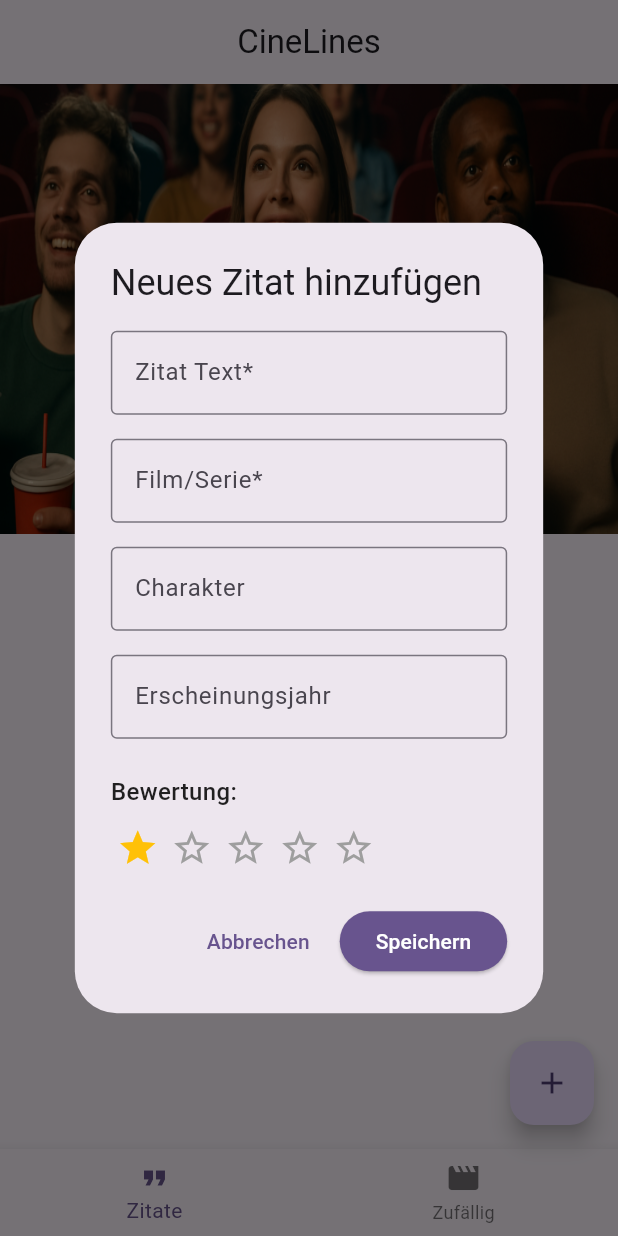
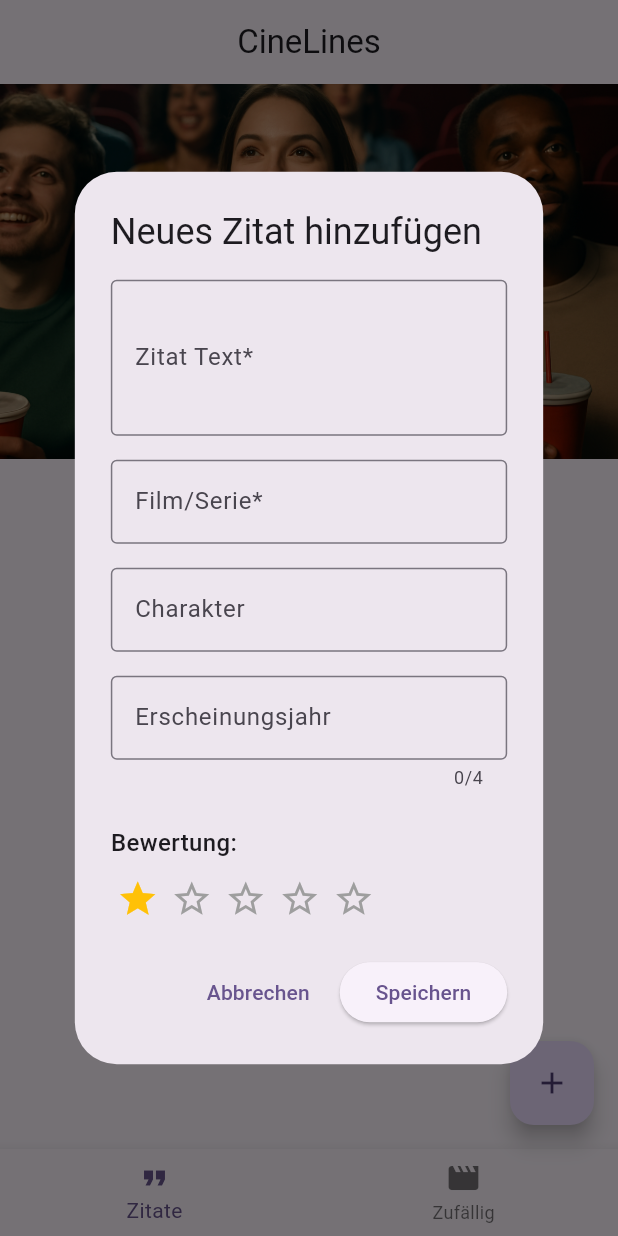
Before and after one commit to SH1RL0CK/bachelorarbeit-apps, a Flutter app: the screen it shows after launch, after a tap on the "add" icon, on a phone screen of 412 x 824 dp. Run offline on Flutter 3.47's test engine with Material 3 defaults, Android fonts, the phone set to English and light mode, and no system bars; our stand-ins replace freezed_annotation, shared_preferences, video_player; generated files the repository leaves out were written again.

Commit message:
Add more flutter accessibilty

```diff
--- a/flutter_app/lib/cine_lines_app.dart
+++ b/flutter_app/lib/cine_lines_app.dart
@@ -13,27 +13,16 @@ class CineLinesApp extends StatelessWidget {
         colorScheme: ColorScheme.fromSeed(seedColor: Colors.deepPurple),
         useMaterial3: true,
       ),
+      darkTheme: ThemeData(
+        colorScheme: ColorScheme.fromSeed(
+          seedColor: Colors.deepPurple,
+          brightness: Brightness.dark,
+        ),
+        useMaterial3: true,
+      ),
+      themeMode: ThemeMode.system,
       home: const NavigationScreen(),
       debugShowCheckedModeBanner: false,
-      builder: (context, child) {
-        return LayoutBuilder(
-          builder: (context, constraints) {
-            return Container(
-              color: Theme.of(
-                context,
-              ).colorScheme.surface, // ⬅ Hintergrund für ganzen Canvas
-              width: double.infinity,
-              height: double.infinity,
-              child: Center(
-                child: ConstrainedBox(
-                  constraints: const BoxConstraints(maxWidth: 1200),
-                  child: child ?? const SizedBox(),
-                ),
-              ),
-            );
-          },
-        );
-      },
     );
   }
 }
--- a/flutter_app/lib/screens/navigation_screen.dart
+++ b/flutter_app/lib/screens/navigation_screen.dart
@@ -73,7 +73,8 @@ class _NavigationScreenState extends State<NavigationScreen> {
           ? FloatingActionButton(
               onPressed: _showAddQuoteDialog,
               tooltip: 'Zitat hinzufügen',
-              child: const Icon(Icons.add),
+
+              child: const Icon(Icons.add, semanticLabel: "Zitat hinzufügen"),
             )
           : null, // Only show FAB on the Quotes screen
     );
--- a/flutter_app/lib/widgets/quote_dialog.dart
+++ b/flutter_app/lib/widgets/quote_dialog.dart
@@ -1,4 +1,5 @@
 import 'package:flutter/material.dart';
+import 'package:flutter/services.dart';
 
 import 'package:uuid/uuid.dart';
 
@@ -69,6 +70,8 @@ class _QuoteDialogState extends State<QuoteDialog> {
                   }
                   return null;
                 },
+                textInputAction: TextInputAction.next,
+                maxLines: 3,
               ),
               const SizedBox(height: 16),
               TextFormField(
@@ -84,6 +87,7 @@ class _QuoteDialogState extends State<QuoteDialog> {
                   }
                   return null;
                 },
+                textInputAction: TextInputAction.next,
               ),
               const SizedBox(height: 16),
               TextFormField(
@@ -93,6 +97,7 @@ class _QuoteDialogState extends State<QuoteDialog> {
                   hintText: 'Wer hat das Zitat gesagt?',
                   border: OutlineInputBorder(),
                 ),
+                textInputAction: TextInputAction.next,
               ),
               const SizedBox(height: 16),
               TextFormField(
@@ -103,18 +108,21 @@ class _QuoteDialogState extends State<QuoteDialog> {
                   border: OutlineInputBorder(),
                 ),
                 keyboardType: TextInputType.number,
+                maxLength: 4,
+                inputFormatters: [FilteringTextInputFormatter.digitsOnly],
+                textInputAction: TextInputAction.done,
               ),
               const SizedBox(height: 24),
 
               // Rating section
-              const Align(
+              Align(
                 alignment: Alignment.centerLeft,
                 child: Text(
                   'Bewertung:',
                   style: TextStyle(
                     fontSize: 16,
                     fontWeight: FontWeight.w500,
-                    color: Colors.black87,
+                    color: Theme.of(context).colorScheme.onSurface,
                   ),
                 ),
               ),
@@ -139,9 +147,6 @@ class _QuoteDialogState extends State<QuoteDialog> {
           child: const Text('Abbrechen'),
         ),
         ElevatedButton(
-          style: ElevatedButton.styleFrom(
-            backgroundColor: Theme.of(context).primaryColor,
-          ),
           onPressed: () {
             if (_formKey.currentState!.validate()) {
               final quote = Quote(
@@ -161,7 +166,7 @@ class _QuoteDialogState extends State<QuoteDialog> {
               Navigator.of(context).pop();
             }
           },
-          child: const Text('Speichern', style: TextStyle(color: Colors.white)),
+          child: Text('Speichern'),
         ),
       ],
     );
--- a/flutter_app/lib/widgets/star_rating_widget.dart
+++ b/flutter_app/lib/widgets/star_rating_widget.dart
@@ -22,23 +22,40 @@ class StarRatingWidget extends StatelessWidget {
 
   @override
   Widget build(BuildContext context) {
-    return Row(
+    return Semantics(
+      label: 'Bewertung: $rating von $maxRating Sternen',
+      value: '$rating/$maxRating',
+      hint: isEditable ? 'Tippen um Bewertung zu ändern' : null,
+      child: Row(
         mainAxisAlignment: MainAxisAlignment.start,
         children: List.generate(maxRating, (index) {
-        return GestureDetector(
+          final starNumber = index + 1;
+          final isActive = index < rating;
+
+          return Semantics(
+            label: 'Stern $starNumber',
+            value: isActive ? 'ausgefüllt' : 'nicht ausgefüllt',
+            excludeSemantics: true,
+            button: isEditable,
             onTap: isEditable && onRatingChanged != null
-              ? () => onRatingChanged!(index + 1)
+                ? () => onRatingChanged!(starNumber)
+                : null,
+            child: InkWell(
+              onTap: isEditable && onRatingChanged != null
+                  ? () => onRatingChanged!(starNumber)
                   : null,
               child: Padding(
                 padding: const EdgeInsets.symmetric(horizontal: 4),
                 child: Icon(
-              index < rating ? Icons.star : Icons.star_border,
+                  isActive ? Icons.star : Icons.star_border,
                   size: starSize,
-              color: index < rating ? activeColor : inactiveColor,
+                  color: isActive ? activeColor : inactiveColor,
+                ),
               ),
             ),
           );
         }),
+      ),
     );
   }
 }
--- a/flutter_app/pubspec.yaml
+++ b/flutter_app/pubspec.yaml
@@ -69,7 +69,7 @@ flutter:
     # To add assets to your application, add an assets section, like this:
     assets:
         - assets/images/cinema.png
-        - assets/videos/rick.mp4
+        - assets/videos/cinema.mp4
     #   - images/a_dot_burr.jpeg
     #   - images/a_dot_ham.jpeg
 
```
Also changed, not shown: flutter_app/lib/screens/quote_detail_screen.dart (+9 -2 lines), flutter_app/lib/screens/quotes_screen.dart (+13 -7 lines), flutter_app/lib/screens/random_quote_screen.dart (+27 -11 lines), flutter_app/lib/widgets/quote_card.dart (+23 -8 lines), flutter_app/lib/models/quote.freezed.dart (deleted), flutter_app/lib/models/quote.g.dart (deleted), 59 other files. Lines whose indentation alone changed are shown as unchanged.
